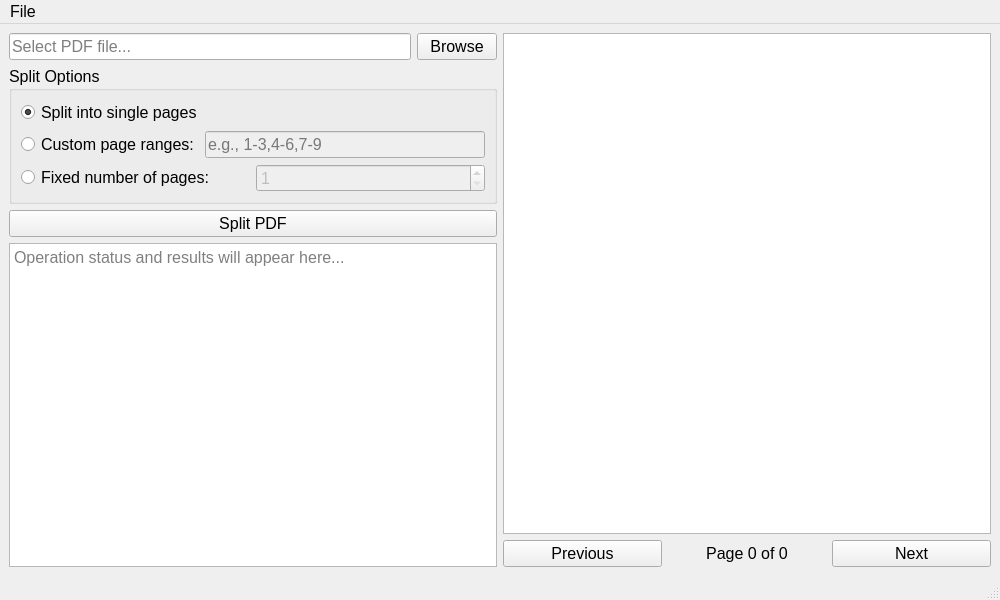
This is src/tools/pdf_tools/pdf_basic_operations/split.ui in richardnoragon/1_2 as Qt 5 draws it before an edit. The edited form follows.
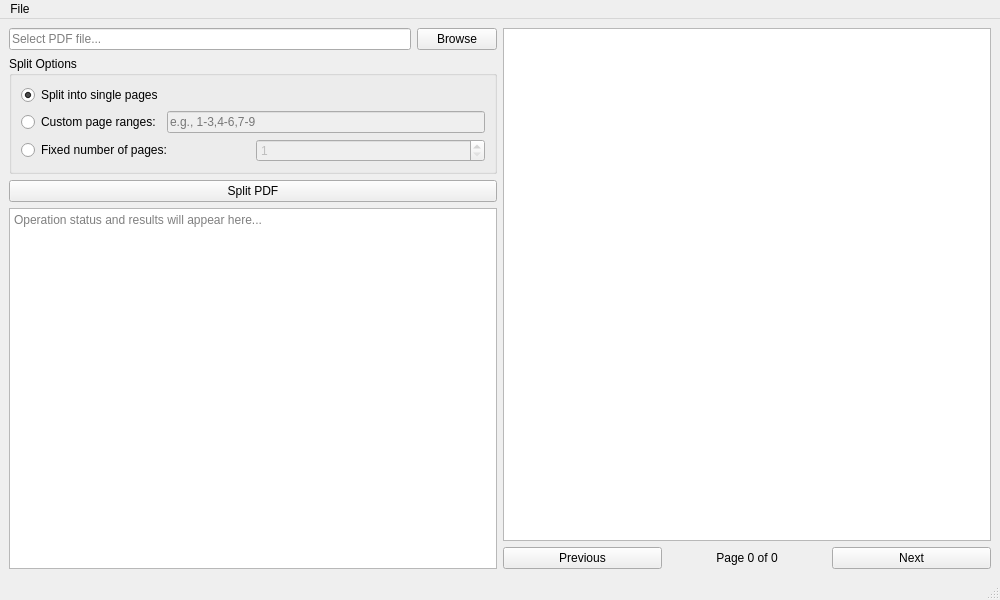
This is the edited form.

```diff
--- a/src/tools/pdf_tools/pdf_basic_operations/split.ui
+++ b/src/tools/pdf_tools/pdf_basic_operations/split.ui
@@ -10,11 +10,6 @@
     <height>600</height>
    </rect>
   </property>
-  <property name="font">
-   <font>
-    <pointsize>12</pointsize>
-   </font>
-  </property>
   <property name="windowTitle">
    <string>PDF Splitter</string>
   </property>
@@ -26,11 +21,6 @@
        <layout class="QHBoxLayout" name="horizontalLayout">
         <item>
          <widget class="QLineEdit" name="inputFileEdit">
-          <property name="font">
-           <font>
-            <pointsize>12</pointsize>
-           </font>
-          </property>
           <property name="placeholderText">
            <string>Select PDF file...</string>
           </property>
@@ -41,11 +31,6 @@
         </item>
         <item>
          <widget class="QPushButton" name="browseButton">
-          <property name="font">
-           <font>
-            <pointsize>12</pointsize>
-           </font>
-          </property>
           <property name="text">
            <string>Browse</string>
           </property>
@@ -55,11 +40,6 @@
       </item>
       <item>
        <widget class="QGroupBox" name="splitOptionsGroup">
-        <property name="font">
-         <font>
-          <pointsize>12</pointsize>
-         </font>
-        </property>
         <property name="title">
          <string>Split Options</string>
         </property>
@@ -124,11 +104,6 @@
       </item>
       <item>
        <widget class="QPushButton" name="splitButton">
-        <property name="font">
-         <font>
-          <pointsize>12</pointsize>
-         </font>
-        </property>
         <property name="text">
          <string>Split PDF</string>
         </property>
@@ -136,11 +111,6 @@
       </item>
       <item>
        <widget class="QTextEdit" name="outputText">
-        <property name="font">
-         <font>
-          <pointsize>12</pointsize>
-         </font>
-        </property>
         <property name="readOnly">
          <bool>true</bool>
         </property>
@@ -210,7 +180,7 @@
     </property>
     <addaction name="actionExit"/>
    </widget>
-   <addaction name="menuFile"/>
+   <addaction name="menuFile" />
   </widget>
   <widget class="QStatusBar" name="statusbar"/>
   <action name="actionExit">
```
Left out of the diff: 55 changed lines with no effect on the pictures.
